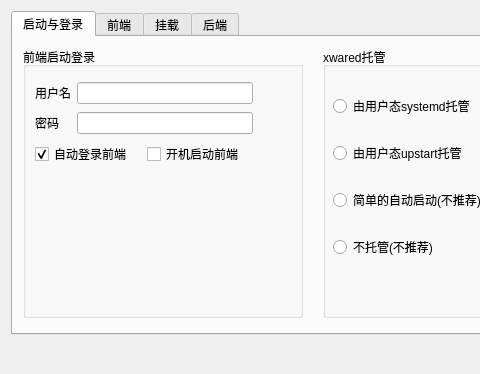
This is src/frontend/ui/settings.ui in Xinkai/XwareDesktop as Qt 5 draws it before an edit; both pictures show x 0 to 480 and y 0 to 374 of the 930 by 374 pixel window. The edited form follows.
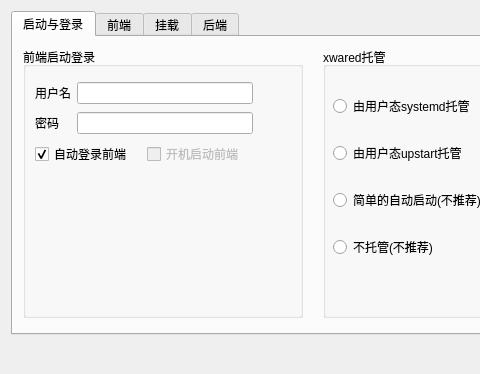
This is the edited form. Icons and pictures are not drawn.

Commit message: disable autoStartFrontend on Windows

```diff
--- a/src/frontend/ui/settings.ui
+++ b/src/frontend/ui/settings.ui
@@ -189,6 +189,9 @@
            </item>
            <item>
             <widget class="QCheckBox" name="checkBox_autoStartFrontend">
+             <property name="enabled">
+              <bool>false</bool>
+             </property>
              <property name="text">
               <string>开机启动前端</string>
              </property>
```
The commit also changes 1 other file.
